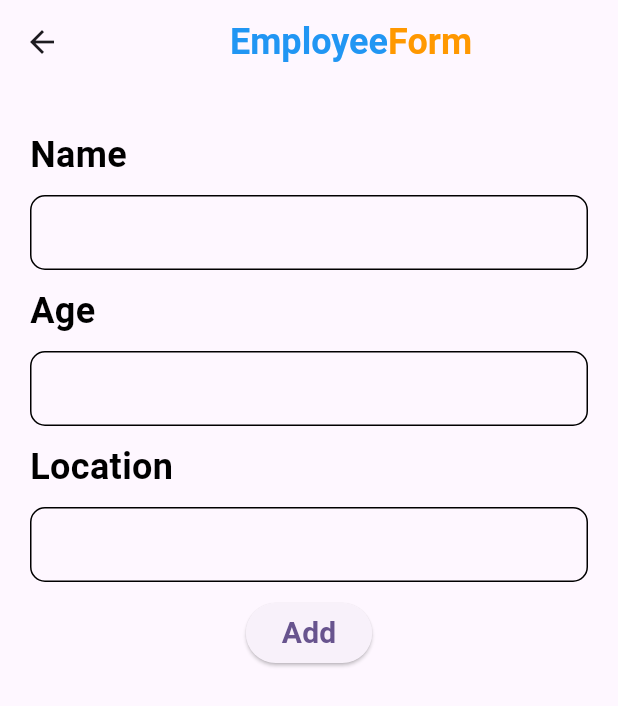
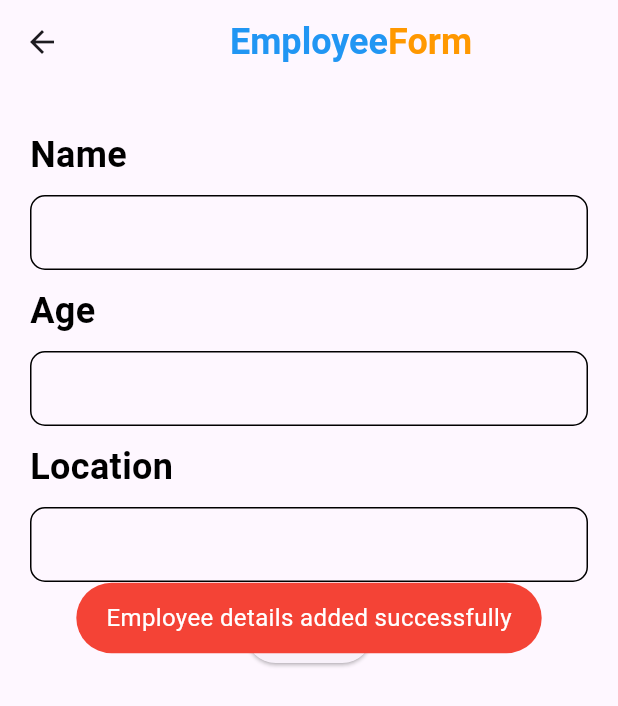
Before and after one commit to qaisarjamal01/advancedTopics, a Flutter app: the Employee screen opened directly, after a tap on "Add", on a phone screen of 412 x 824 dp. Shown: the top 706 px of the screen. Run offline on Flutter 3.47's test engine with Material 3 defaults, Android fonts, the phone set to English and light mode, and no system bars; our stand-ins replace cloud_firestore, firebase_core, fluttertoast, random_string; accounts and stored records are empty.

Commit message:
fetching data from firebase

```diff
--- a/lib/firebase/employee.dart
+++ b/lib/firebase/employee.dart
@@ -1,4 +1,7 @@
+import 'package:advanced_topics/firebase/service/database.dart';
 import 'package:flutter/material.dart';
+import 'package:fluttertoast/fluttertoast.dart';
+import 'package:random_string/random_string.dart';
 
 class Employee extends StatefulWidget {
   const Employee({super.key});
@@ -8,6 +11,9 @@ class Employee extends StatefulWidget {
 }
 
 class _EmployeeState extends State<Employee> {
+  TextEditingController nameController = TextEditingController();
+  TextEditingController ageController = TextEditingController();
+  TextEditingController locationController = TextEditingController();
   @override
   Widget build(BuildContext context) {
     return Scaffold(
@@ -34,7 +40,8 @@ class _EmployeeState extends State<Employee> {
           ],
         ),
       ),
-      body: Container(
+      body: SingleChildScrollView(
+        child: Container(
           margin: EdgeInsets.only(left: 20, top: 30, right: 20),
           child: Column(
             crossAxisAlignment: CrossAxisAlignment.start,
@@ -54,6 +61,7 @@ class _EmployeeState extends State<Employee> {
                   borderRadius: BorderRadius.circular(10),
                 ),
                 child: TextField(
+                  controller: nameController,
                   decoration: InputDecoration(border: InputBorder.none),
                 ),
               ),
@@ -66,6 +74,7 @@ class _EmployeeState extends State<Employee> {
                   border: Border.all(),
                 ),
                 child: TextField(
+                  controller: ageController,
                   decoration: InputDecoration(border: InputBorder.none),
                 ),
               ),
@@ -78,18 +87,37 @@ class _EmployeeState extends State<Employee> {
                   borderRadius: BorderRadius.circular(10)
                 ),
                 child: TextField(
+                  controller: locationController,
                   decoration: InputDecoration(border: InputBorder.none),
                 ),
               ),
               SizedBox(height: 10),
               Center(
-              child: ElevatedButton(onPressed: (){
-
+                child: ElevatedButton(onPressed: () async{
+                  String id = randomAlphaNumeric(10);
+                  Map<String,dynamic> employeeInfoMap = {
+                    'Id': id,
+                    'Name': nameController.text,
+                    'Age': ageController.text,
+                    'Location': locationController.text
+                  };
+                  await DatabaseMethods().addEmployeeDetails(employeeInfoMap, id).then((value){
+                    Fluttertoast.showToast(
+                        msg: "Employee details added successfully",
+                        toastLength: Toast.LENGTH_SHORT,
+                        gravity: ToastGravity.CENTER,
+                        timeInSecForIosWeb: 1,
+                        backgroundColor: Colors.red,
+                        textColor: Colors.white,
+                        fontSize: 16.0
+                    );
+                  });
                 }, child: Text('Add',style: TextStyle(fontWeight: FontWeight.bold,fontSize: 20),)),
               )
             ],
           ),
         ),
+      ),
     );
   }
 }
--- a/lib/firebase/home_page.dart
+++ b/lib/firebase/home_page.dart
@@ -1,4 +1,6 @@
 import 'package:advanced_topics/firebase/employee.dart';
+import 'package:advanced_topics/firebase/service/database.dart';
+import 'package:cloud_firestore/cloud_firestore.dart';
 import 'package:flutter/material.dart';
 
 class HomePage extends StatefulWidget {
@@ -9,6 +11,8 @@ class HomePage extends StatefulWidget {
 }
 
 class _HomePageState extends State<HomePage> {
+  Stream? EmployeeStream;
+
   @override
   Widget build(BuildContext context) {
     return Scaffold(
@@ -44,7 +48,45 @@ class _HomePageState extends State<HomePage> {
           ],
         ),
       ),
-      body: Container(child: Column(children: [])),
+      body: Container(
+          margin: EdgeInsets.only(top: 20,left: 20,right: 20),
+          child: Column(children: [
+            Expanded(
+              child: StreamBuilder(
+                stream: DatabaseMethods().getEmployeeDetails(),
+                builder: (context,AsyncSnapshot snapshot){
+                return snapshot.hasData? ListView.builder(
+                  itemCount: snapshot.data.docs.length,
+                    itemBuilder: (context,index){
+                    DocumentSnapshot ds = snapshot.data.docs[index];
+                    return Padding(
+                      padding: const EdgeInsets.all(8.0),
+                      child: Material(
+                        elevation: 5,
+                        borderRadius: BorderRadius.circular(10),
+                        child: Container(
+                          padding: EdgeInsets.all(20),
+                          width: MediaQuery.of(context).size.width,
+                          decoration: BoxDecoration(
+                              color: Colors.white,
+                              borderRadius: BorderRadius.circular(10)
+                          ),
+                          child: Column(
+                            crossAxisAlignment: CrossAxisAlignment.start,
+                            children: [
+                              Text('Name : '+ds['Name'],style: TextStyle(color: Colors.blue,fontSize: 20,fontWeight: FontWeight.bold),),
+                              Text('Age : '+ds['Age'],style: TextStyle(color: Colors.orange,fontSize: 20,fontWeight: FontWeight.bold),),
+                              Text('Location : '+ds['Location'],style: TextStyle(color: Colors.blue,fontSize: 20,fontWeight: FontWeight.bold),)
+                            ],
+                          ),
+                        ),
+                      ),
+                    );
+                    })
+                    :Container();
+              }),
+            )
+      ])),
     );
   }
 }
--- /dev/null
+++ b/lib/firebase/service/database.dart
@@ -0,0 +1,18 @@
+import 'package:cloud_firestore/cloud_firestore.dart';
+
+//firebase methods for CRUD
+
+//for adding the data in the firestore
+class DatabaseMethods {
+  Future addEmployeeDetails(Map<String, dynamic> employeeInfoMap, String id) async{
+    return await FirebaseFirestore.instance
+        .collection('Employees')
+        .doc(id)
+        .set(employeeInfoMap);
+  }
+
+  //for fetching the data from the firestore
+  Stream<QuerySnapshot> getEmployeeDetails(){
+    return FirebaseFirestore.instance.collection('Employees').snapshots();
+  }
+}
--- a/lib/main.dart
+++ b/lib/main.dart
@@ -1,9 +1,7 @@
 import 'package:advanced_topics/firebase/home_page.dart';
-import 'package:advanced_topics/form_validation/form_validation_learning.dart';
 import 'package:firebase_core/firebase_core.dart';
 import 'package:flutter/material.dart';
 import 'firebase_options.dart';
-import 'text_fields/home_screen.dart';
 
 void main() async{
   WidgetsFlutterBinding.ensureInitialized();
--- a/pubspec.yaml
+++ b/pubspec.yaml
@@ -36,6 +36,8 @@ dependencies:
   cupertino_icons: ^1.0.8
   firebase_core: ^3.12.1
   cloud_firestore: ^5.6.5
+  random_string: ^2.3.1
+  fluttertoast: ^8.2.12
 
 dev_dependencies:
   flutter_test:
```
Also changed, not shown: pubspec.lock. Lines whose indentation alone changed are shown as unchanged.
